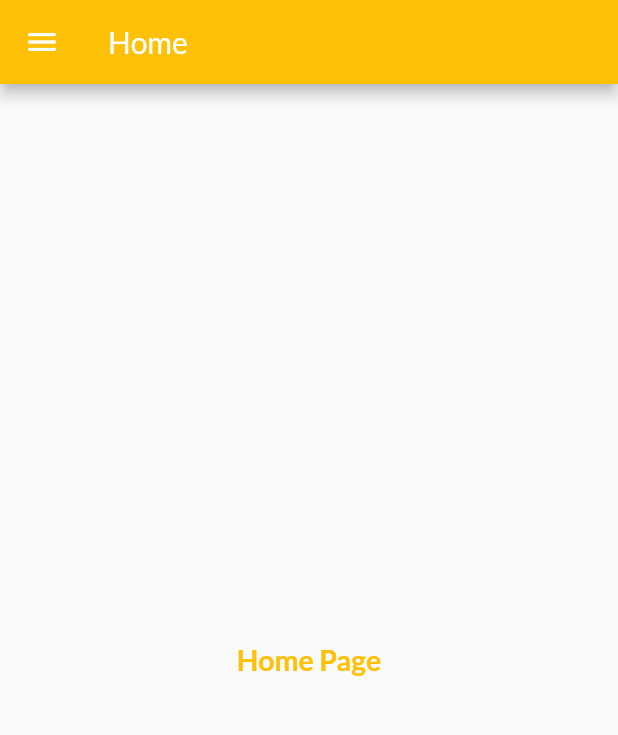
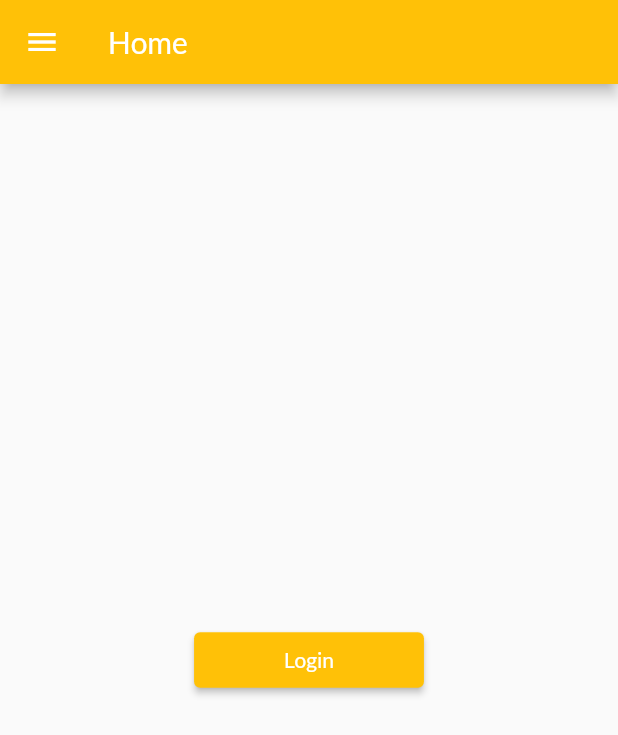
Before and after one commit to Rafay3198/Flutter-Lessons, a Flutter app: the HomeScreen screen opened directly, on a phone screen of 412 x 824 dp. Shown: the top 735 px of the screen. Run offline on Flutter 3.47's test engine with Material 2 defaults, Android fonts, the phone set to English and light mode, and no system bars; our stand-ins replace google_fonts.

Commit message:
Chapter-5

```diff
--- a/lib/Screens/Screens/HomeScreen.dart
+++ b/lib/Screens/Screens/HomeScreen.dart
@@ -1,4 +1,5 @@
 import 'package:flutter/material.dart';
+import 'package:taskers/utils/routes.dart';
 
 class HomeScreen extends StatelessWidget {
   const HomeScreen({Key? key}) : super(key: key);
@@ -6,23 +7,28 @@ class HomeScreen extends StatelessWidget {
   @override
   Widget build(BuildContext context) {
     return Scaffold(
-      drawer: Drawer(child: Center(child: Text("I am Drawer"),),),
-      appBar: AppBar(
-        backgroundColor: Colors.amber,
-        title: Container(
-          child:  Text("Home",
-            style: TextStyle(
-            ),
-          )
+        drawer: Drawer(
+          child: Center(
+            child: Text("I am Drawer"),
           ),
-      ),
-      body: Center(child: Text("Home Page",
-        style: TextStyle(
-          color: Colors.amber,
-          fontSize: 19,
-          fontWeight: FontWeight.bold
         ),
-      )),
-    );
+        appBar: AppBar(
+          backgroundColor: Colors.amber,
+          title: Container(
+              child: Text(
+            "Home",
+            style: TextStyle(),
+          )),
+        ),
+        body: Center(
+            child: ElevatedButton(
+                style: TextButton.styleFrom(
+                    backgroundColor: Colors.amber,
+                    padding:
+                        EdgeInsets.symmetric(vertical: 10, horizontal: 60)),
+                onPressed: () {
+                  Navigator.pushNamed(context, AppRoutes.loginScreen);
+                },
+                child: Text("Login"))));
   }
 }
--- a/lib/main.dart
+++ b/lib/main.dart
@@ -2,6 +2,7 @@ import 'package:flutter/material.dart';
 import 'package:google_fonts/google_fonts.dart';
 import 'package:taskers/Screens/Screens/HomeScreen.dart';
 import 'package:taskers/Screens/Screens/Login.dart';
+import 'package:taskers/utils/routes.dart';
 
 void main() {
   runApp(MyApp());
@@ -20,8 +21,8 @@ class MyApp extends StatelessWidget {
       // home: LoginScreen(),
       // initialRoute: "/login",
       routes: {
-        "/": (context) => LoginScreen(),
-        "/login": (context) => LoginScreen()
+        AppRoutes.homeScreen: (context) => HomeScreen(),
+        AppRoutes.loginScreen: (context) => LoginScreen()
       },
     );
   }
--- /dev/null
+++ b/lib/utils/routes.dart
@@ -0,0 +1,4 @@
+class AppRoutes {
+  static String homeScreen = "/";
+  static String loginScreen = "/login";
+}
```
Also changed, not shown: lib/Screens/Screens/Login.dart (+7 -1 lines).
